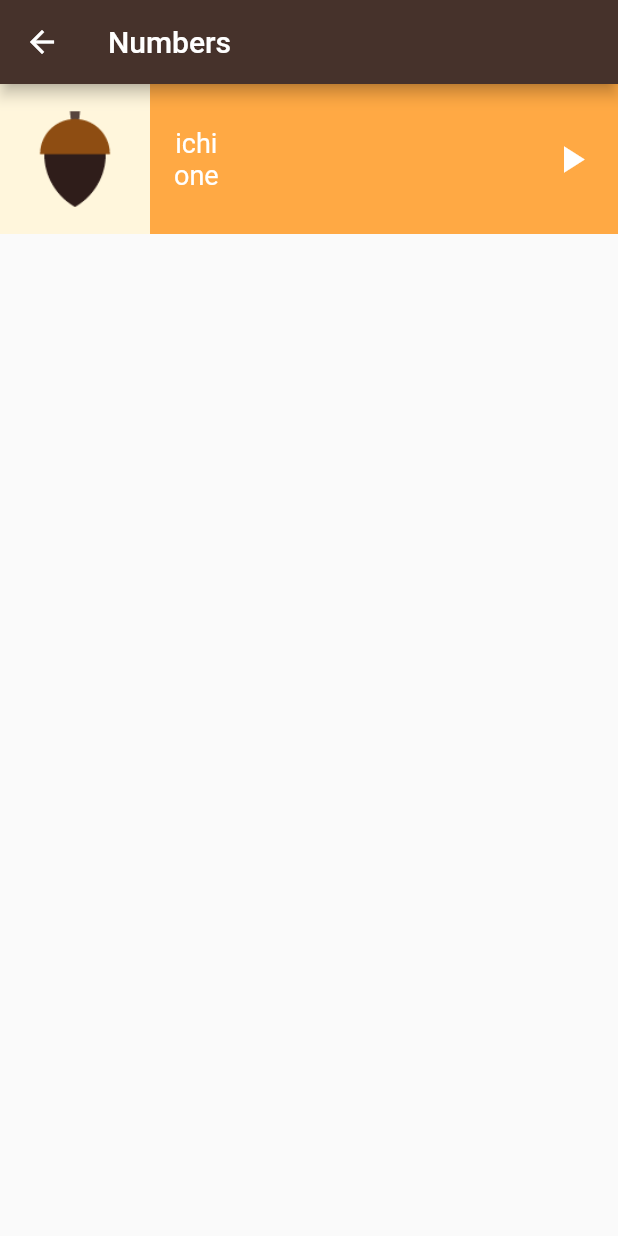
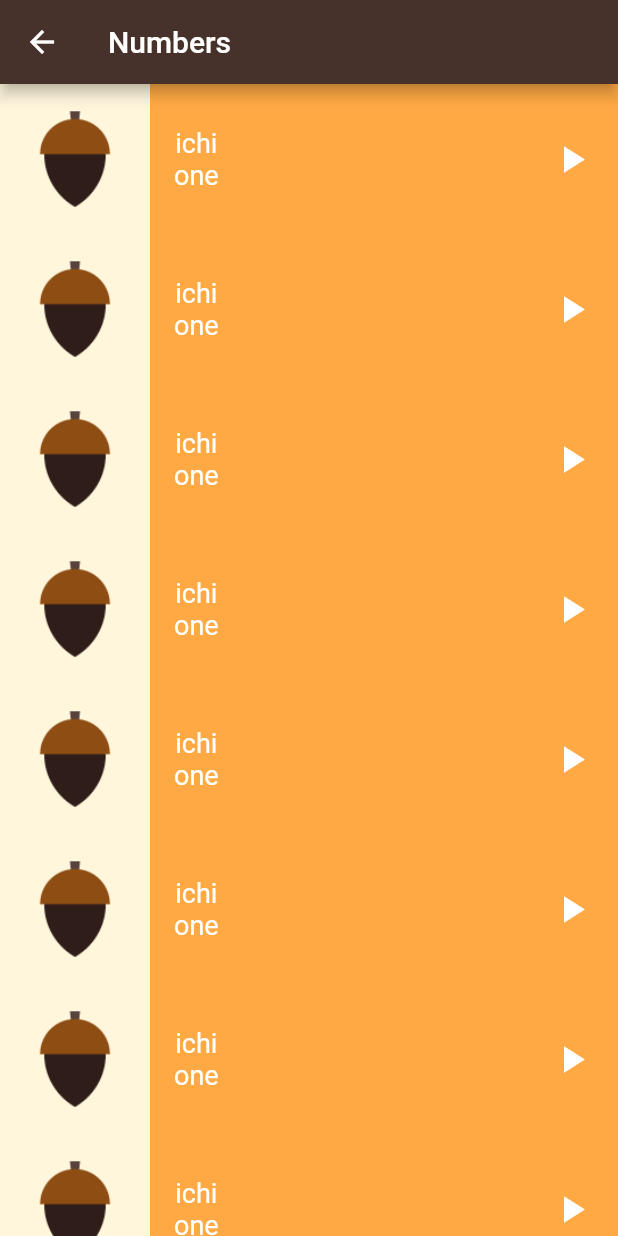
Before and after one commit to MohamedEssam9009/toku_app, a Flutter app: the screen it shows after launch, after a tap on "Numbers", on a phone screen of 412 x 824 dp. Run offline on Flutter 3.47's test engine with Material 3 defaults, Android fonts, the phone set to English and light mode, and no system bars.

Commit message:
refactoring number container

```diff
--- a/lib/components/category_item.dart
+++ b/lib/components/category_item.dart
@@ -1,11 +1,16 @@
 import 'package:flutter/material.dart';
 
 class Category extends StatelessWidget {
-  Category({super.key, this.text, this.color, this.onTap});
+  const Category({
+    super.key,
+    required this.text,
+    required this.color,
+    required this.onTap,
+  });
 
-  String? text;
-  Color? color;
-  VoidCallback? onTap;
+  final String text;
+  final Color color;
+  final VoidCallback onTap;
 
   @override
   Widget build(BuildContext context) {
@@ -18,7 +23,7 @@ class Category extends StatelessWidget {
         width: double.infinity,
         color: color,
         child: Text(
-          text!,
+          text,
           style: const TextStyle(
             color: Colors.white,
             fontSize: 18.0,
--- /dev/null
+++ b/lib/components/item.dart
@@ -0,0 +1,50 @@
+import 'package:flutter/material.dart';
+
+import '../models/number.dart';
+
+class Item extends StatelessWidget {
+  const Item({super.key, required this.number});
+
+  final Number number;
+
+  @override
+  Widget build(BuildContext context) {
+    return Container(
+      color: const Color(0xffFFA944),
+      height: 100,
+      child: Row(
+        children: [
+          Container(
+            color: const Color(0xFFFFF6DC),
+            child: Image.asset(number.image),
+          ),
+          Padding(
+            padding: const EdgeInsets.only(left: 16.0),
+            child: Column(
+              mainAxisAlignment: MainAxisAlignment.center,
+              children: [
+                Text(
+                  number.jpName,
+                  style: const TextStyle(color: Colors.white, fontSize: 18.0),
+                ),
+                Text(
+                  number.enName,
+                  style: const TextStyle(color: Colors.white, fontSize: 18.0),
+                ),
+              ],
+            ),
+          ),
+          const Spacer(flex: 1),
+          const Padding(
+            padding: EdgeInsets.only(right: 16.0),
+            child: Icon(
+              Icons.play_arrow,
+              color: Colors.white,
+              size: 30.0,
+            ),
+          ),
+        ],
+      ),
+    );
+  }
+}
--- /dev/null
+++ b/lib/models/number.dart
@@ -0,0 +1,10 @@
+class Number {
+  final String image;
+  final String jpName;
+  final String enName;
+  const Number({
+    required this.image,
+    required this.jpName,
+    required this.enName,
+  });
+}
--- a/lib/screens/home_page.dart
+++ b/lib/screens/home_page.dart
@@ -27,9 +27,21 @@ class HomePage extends StatelessWidget {
               );
             },
           ),
-          Category(text: 'Family Members', color: const Color(0xff558B37)),
-          Category(text: 'Colors', color: const Color(0xff9056b6)),
-          Category(text: 'Phrases', color: const Color(0xff5cb9da)),
+          Category(
+            text: 'Family Members',
+            color: const Color(0xff558B37),
+            onTap: () {},
+          ),
+          Category(
+            text: 'Colors',
+            color: const Color(0xff9056b6),
+            onTap: () {},
+          ),
+          Category(
+            text: 'Phrases',
+            color: const Color(0xff5cb9da),
+            onTap: () {},
+          ),
         ],
       ),
     );
--- a/lib/screens/numbers_page.dart
+++ b/lib/screens/numbers_page.dart
@@ -1,5 +1,7 @@
-// ignore_for_file: public_member_api_docs, sort_constructors_first
 import 'package:flutter/material.dart';
+import 'package:toku_app/components/item.dart';
+
+import '../models/number.dart';
 
 class NumbersPage extends StatelessWidget {
   const NumbersPage({super.key});
@@ -15,54 +17,18 @@ class NumbersPage extends StatelessWidget {
         title: const Text('Numbers'),
         backgroundColor: const Color(0xff46322B),
       ),
-      body: Container(
-        color: const Color(0xffFFA944),
-        height: 100,
-        child: Row(
-          children: [
-            Container(
-              color: const Color(0xFFFFF6DC),
-              child: Image.asset(one.image),
-            ),
-            Padding(
-              padding: const EdgeInsets.only(left: 16.0),
-              child: Column(
-                mainAxisAlignment: MainAxisAlignment.center,
-                children: [
-                  Text(
-                    one.jpName,
-                    style: const TextStyle(color: Colors.white, fontSize: 18.0),
-                  ),
-                  Text(
-                    one.enName,
-                    style: const TextStyle(color: Colors.white, fontSize: 18.0),
-                  ),
-                ],
-              ),
-            ),
-            const Spacer(flex: 1),
-            const Padding(
-              padding: EdgeInsets.only(right: 16.0),
-              child: Icon(
-                Icons.play_arrow,
-                color: Colors.white,
-                size: 30.0,
-              ),
-            ),
-          ],
-        ),
+      body: Column(
+        children: [
+          Item(number: one),
+          Item(number: one),
+          Item(number: one),
+          Item(number: one),
+          Item(number: one),
+          Item(number: one),
+          Item(number: one),
+          Item(number: one),
+        ],
       ),
     );
   }
 }
-
-class Number {
-  final String image;
-  final String jpName;
-  final String enName;
-  const Number({
-    required this.image,
-    required this.jpName,
-    required this.enName,
-  });
-}
```
